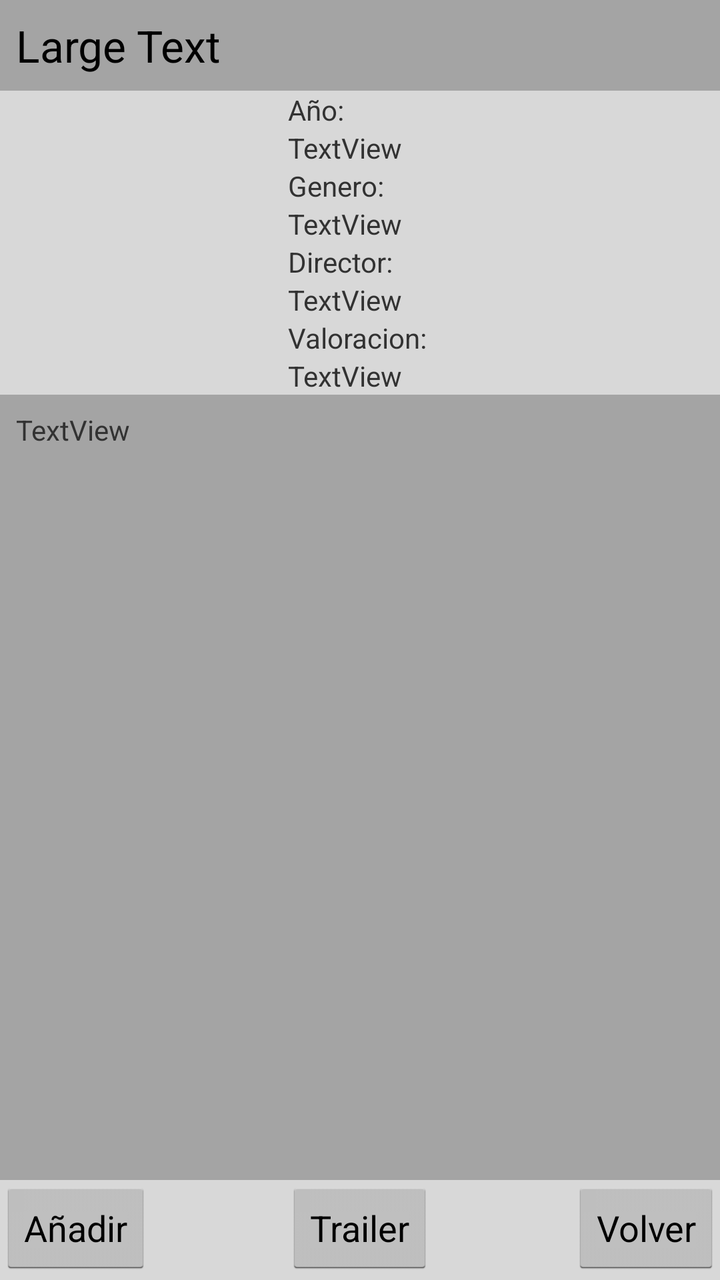
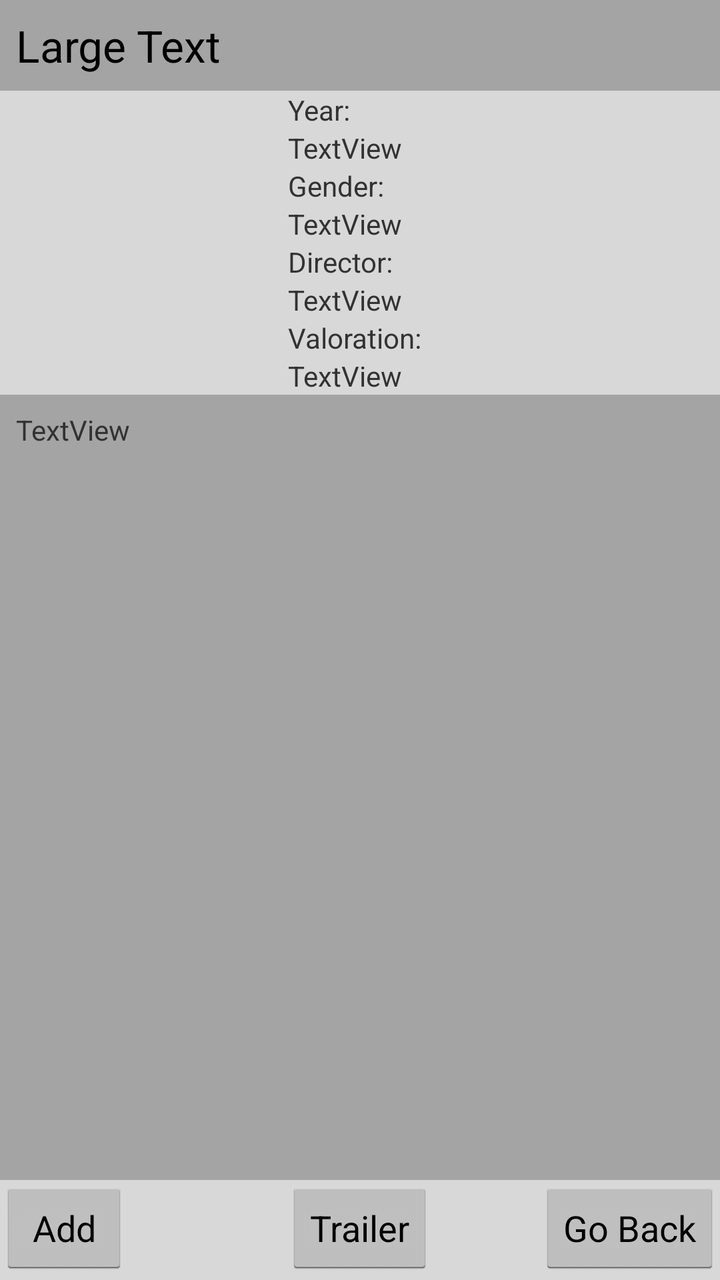

Compare the two renders of this Android layout. The source of the first and the diff that turns it into the second are given below.
<!-- AndroidManifest.xml: application theme AppTheme -->
<!-- res/layout/movie_info.xml -->
<?xml version="1.0" encoding="utf-8"?>
<RelativeLayout xmlns:android="http://schemas.android.com/apk/res/android"
    xmlns:app="http://schemas.android.com/apk/res/pruebas.pureba1"
    android:layout_width="match_parent"
    android:layout_height="match_parent"
    android:orientation="vertical" >

    <ScrollView
        android:id="@+id/scrollView1"
        android:layout_width="match_parent"
        android:layout_height="wrap_content"
        android:layout_above="@+id/relativeLayout1"
        android:layout_alignParentTop="true"
        android:background="@color/gris_oscuro" >

        <TableLayout
            android:layout_width="match_parent"
            android:layout_height="wrap_content"
            android:shrinkColumns="*"
            android:stretchColumns="*" >

            

            <TableRow
                android:layout_width="fill_parent"
                android:layout_height="wrap_content"
                android:background="@color/gris_oscuro"
                android:gravity="center_horizontal" >

                <TextView
                    android:id="@+id/titulo"
                    android:layout_width="match_parent"
                    android:layout_height="wrap_content"
                    android:layout_margin="8dp"
                    android:layout_weight="1"
                    android:text="Large Text"
                    android:textAppearance="?android:attr/textAppearanceLarge" />
            </TableRow>

            <TableRow
                android:layout_width="fill_parent"
                android:layout_height="wrap_content" >

                <LinearLayout
                    android:layout_width="match_parent"
                    android:layout_height="match_parent"
                    android:background="@color/gris_claro"
                    android:orientation="horizontal" >

                    <ImageView
                        android:id="@+id/poster"
                        android:layout_width="match_parent"
                        android:layout_height="match_parent"
                        android:layout_margin="8dp"
                        android:layout_weight="0.6" />

                    <LinearLayout
                        android:layout_width="fill_parent"
                        android:layout_height="match_parent"
                        android:layout_weight="0.4"
                        android:orientation="vertical" >

                        <TextView
                            android:id="@+id/AnyoLab"
                            android:layout_width="fill_parent"
                            android:layout_height="wrap_content"
                            android:text="Año:" />

                        <TextView
                            android:id="@+id/Anyo"
                            android:layout_width="wrap_content"
                            android:layout_height="wrap_content"
                            android:text="TextView" />

                        <TextView
                            android:id="@+id/generoLab"
                            android:layout_width="wrap_content"
                            android:layout_height="wrap_content"
                            android:text="Genero: " />

                        <TextView
                            android:id="@+id/genero"
                            android:layout_width="wrap_content"
                            android:layout_height="wrap_content"
                            android:text="TextView" />

                        <TextView
                            android:id="@+id/directorLAb"
                            android:layout_width="wrap_content"
                            android:layout_height="wrap_content"
                            android:text="Director: " />

                        <TextView
                            android:id="@+id/director"
                            android:layout_width="wrap_content"
                            android:layout_height="wrap_content"
                            android:text="TextView" />

                        <TextView
                            android:id="@+id/valoracionLab"
                            android:layout_width="wrap_content"
                            android:layout_height="wrap_content"
                            android:text="Valoracion: " />

                        <TextView
                            android:id="@+id/valoracion"
                            android:layout_width="wrap_content"
                            android:layout_height="wrap_content"
                            android:text="TextView" />
                    </LinearLayout>
                </LinearLayout>
            </TableRow>

            <TableRow
                android:layout_width="fill_parent"
                android:layout_height="wrap_content"
                android:background="@color/gris_oscuro" >

                <TextView
                    android:id="@+id/toda_la_descripcion"
                    android:layout_width="wrap_content"
                    android:layout_height="wrap_content"
                    android:layout_margin="8dp"
                    android:layout_weight="1"
                    android:text="TextView" />
            </TableRow>
        </TableLayout>
    </ScrollView>

    <RelativeLayout
        android:id="@+id/relativeLayout1"
        android:layout_width="fill_parent"
        android:layout_height="50dp"
        android:layout_alignParentBottom="true"
        android:background="@color/gris_claro"
        android:orientation="vertical" >

        <Button
        android:id="@+id/BtnAnadir"
        android:layout_width="wrap_content"
        android:layout_height="wrap_content"
        android:layout_alignParentLeft="true"
        android:text="Añadir" />
        
        <Button
        android:id="@+id/BtnTrailer"
        android:layout_width="wrap_content"
        android:layout_height="wrap_content"
        android:layout_centerHorizontal="true"
        android:text="Trailer" />
        
        <Button
        android:id="@+id/BtnAtras"
        android:layout_width="wrap_content"
        android:layout_height="wrap_content"
        android:layout_alignParentRight="true"
        android:text="Volver" />
    </RelativeLayout>

</RelativeLayout>
<!-- resources referenced by this layout -->
<resources>
  <color name="gris_claro">#D8D8D8</color>
  <color name="gris_oscuro">#A4A4A4</color>
  <style name="AppTheme" parent="AppBaseTheme">
          
      </style>
  <style name="AppBaseTheme" parent="android:Theme.Light">
          
      </style>
</resources>

<!-- the commit's change to res/layout/movie_info.xml (unified diff, before → after) -->
@@ -1,6 +1,5 @@
 <?xml version="1.0" encoding="utf-8"?>
 <RelativeLayout xmlns:android="http://schemas.android.com/apk/res/android"
-    xmlns:app="http://schemas.android.com/apk/res/pruebas.pureba1"
     android:layout_width="match_parent"
     android:layout_height="match_parent"
     android:orientation="vertical" >
@@ -64,7 +63,7 @@
                             android:id="@+id/AnyoLab"
                             android:layout_width="fill_parent"
                             android:layout_height="wrap_content"
-                            android:text="Año:" />
+                            android:text="@string/anyo" />
 
                         <TextView
                             android:id="@+id/Anyo"
@@ -76,7 +75,7 @@
                             android:id="@+id/generoLab"
                             android:layout_width="wrap_content"
                             android:layout_height="wrap_content"
-                            android:text="Genero: " />
+                            android:text="@string/gender" />
 
                         <TextView
                             android:id="@+id/genero"
@@ -88,7 +87,7 @@
                             android:id="@+id/directorLAb"
                             android:layout_width="wrap_content"
                             android:layout_height="wrap_content"
-                            android:text="Director: " />
+                            android:text="@string/director" />
 
                         <TextView
                             android:id="@+id/director"
@@ -100,7 +99,7 @@
                             android:id="@+id/valoracionLab"
                             android:layout_width="wrap_content"
                             android:layout_height="wrap_content"
-                            android:text="Valoracion: " />
+                            android:text="@string/valoracion" />
 
                         <TextView
                             android:id="@+id/valoracion"
@@ -140,7 +139,7 @@
         android:layout_width="wrap_content"
         android:layout_height="wrap_content"
         android:layout_alignParentLeft="true"
-        android:text="Añadir" />
+        android:text="@string/addButton" />
         
         <Button
         android:id="@+id/BtnTrailer"
@@ -154,7 +153,7 @@
         android:layout_width="wrap_content"
         android:layout_height="wrap_content"
         android:layout_alignParentRight="true"
-        android:text="Volver" />
+        android:text="@string/backButton" />
     </RelativeLayout>
 
 </RelativeLayout>
<!-- resource entries referenced after the edit -->
@@ -2,6 +2,12 @@
 <resources>
   <color name="gris_claro">#D8D8D8</color>
   <color name="gris_oscuro">#A4A4A4</color>
+  <string name="addButton">Add</string>
+  <string name="anyo">Year:</string>
+  <string name="backButton">Go Back</string>
+  <string name="director">Director:</string>
+  <string name="gender">Gender:</string>
+  <string name="valoracion">Valoration:</string>
   <style name="AppTheme" parent="AppBaseTheme">
           
       </style>
